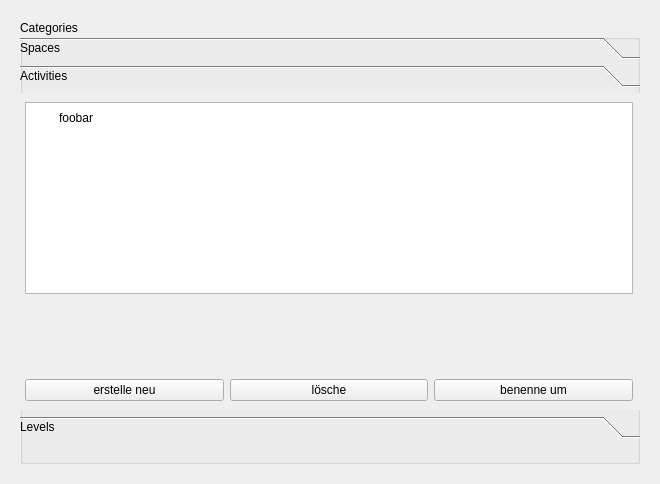
Old version of the form src/watnu/ui/settings.ui in the repository amogorkon/watnu.
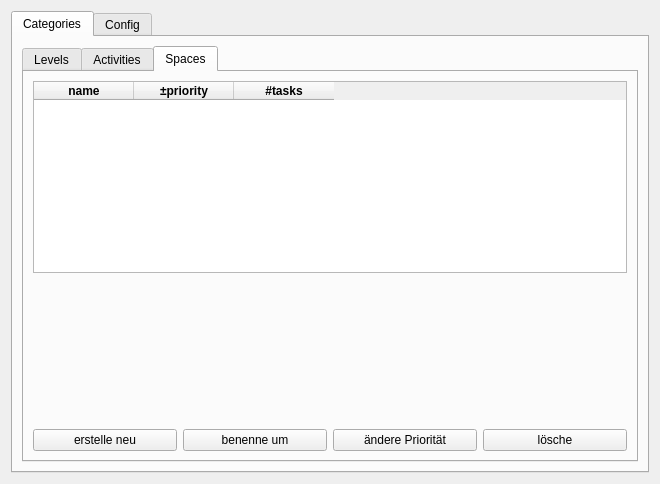
New version of the form.

```diff
--- a/src/watnu/ui/settings.ui
+++ b/src/watnu/ui/settings.ui
@@ -15,47 +15,33 @@
   </property>
   <layout class="QGridLayout" name="gridLayout">
    <item row="0" column="0">
-    <widget class="QStackedWidget" name="toolbar">
-     <property name="frameShape">
-      <enum>QFrame::NoFrame</enum>
-     </property>
+    <widget class="QTabWidget" name="toolbar">
      <property name="currentIndex">
       <number>0</number>
      </property>
-     <widget class="QWidget" name="categories_tab">
+     <widget class="QWidget" name="toolbarPage1" native="true">
+      <attribute name="title">
+       <string>Categories</string>
+      </attribute>
       <layout class="QGridLayout" name="gridLayout_2">
        <item row="0" column="0" colspan="2">
-        <widget class="QGroupBox" name="groupBox">
-         <property name="title">
-          <string>Categories</string>
-         </property>
-         <widget class="QToolBox" name="toolBox">
-          <property name="geometry">
-           <rect>
-            <x>-4</x>
-            <y>17</y>
-            <width>626</width>
-            <height>401</height>
-           </rect>
-          </property>
+        <widget class="QTabWidget" name="activities">
           <property name="currentIndex">
-           <number>1</number>
-          </property>
-          <widget class="QWidget" name="spaces_page">
-           <property name="geometry">
-            <rect>
-             <x>0</x>
-             <y>0</y>
-             <width>626</width>
-             <height>320</height>
-            </rect>
-           </property>
-           <attribute name="label">
-            <string>Spaces</string>
-           </attribute>
-           <layout class="QVBoxLayout" name="verticalLayout_2">
-            <item>
-             <widget class="QTableView" name="spaces_table">
+          <number>2</number>
+         </property>
+         <widget class="QWidget" name="tab_2">
+          <attribute name="title">
+           <string>Levels</string>
+          </attribute>
+          <widget class="QTableView" name="levels_table">
+           <property name="geometry">
+            <rect>
+             <x>0</x>
+             <y>10</y>
+             <width>611</width>
+             <height>311</height>
+            </rect>
+           </property>
               <property name="sizePolicy">
                <sizepolicy hsizetype="Maximum" vsizetype="Maximum">
                 <horstretch>0</horstretch>
@@ -69,29 +55,12 @@
                <bool>false</bool>
               </property>
              </widget>
-            </item>
-            <item>
-             <widget class="QPushButton" name="delete_unused">
-              <property name="text">
-               <string>lösche ungenutzte</string>
-              </property>
-             </widget>
-            </item>
-           </layout>
-          </widget>
-          <widget class="QWidget" name="activities_page">
-           <property name="geometry">
-            <rect>
-             <x>0</x>
-             <y>0</y>
-             <width>626</width>
-             <height>320</height>
-            </rect>
-           </property>
-           <attribute name="label">
+         </widget>
+         <widget class="QWidget" name="tab_3">
+          <attribute name="title">
             <string>Activities</string>
            </attribute>
-           <layout class="QVBoxLayout" name="verticalLayout">
+          <layout class="QVBoxLayout" name="verticalLayout_2">
             <item>
              <widget class="QTableWidget" name="activities_table">
               <property name="font">
@@ -134,7 +103,7 @@
                <bool>false</bool>
               </property>
               <property name="columnCount">
-               <number>3</number>
+              <number>4</number>
               </property>
               <attribute name="horizontalHeaderVisible">
                <bool>false</bool>
@@ -142,11 +111,11 @@
               <attribute name="verticalHeaderVisible">
                <bool>false</bool>
               </attribute>
-              <row>
+             <column>
                <property name="text">
-                <string>2</string>
-               </property>
-              </row>
+               <string>activity_id</string>
+              </property>
+             </column>
               <column>
                <property name="text">
                 <string>Name</string>
@@ -180,14 +149,6 @@
                 </font>
                </property>
               </column>
-              <item row="0" column="0">
-               <property name="text">
-                <string>foobar</string>
-               </property>
-               <property name="textAlignment">
-                <set>AlignCenter</set>
-               </property>
-              </item>
              </widget>
             </item>
             <item>
@@ -198,7 +159,7 @@
               <property name="sizeHint" stdset="0">
                <size>
                 <width>20</width>
-                <height>40</height>
+               <height>146</height>
                </size>
               </property>
              </spacer>
@@ -212,13 +173,26 @@
                 </property>
                </widget>
               </item>
+             <item>
+              <widget class="QPushButton" name="rename_activity">
+               <property name="text">
+                <string>benenne um</string>
+               </property>
+               <property name="autoDefault">
+                <bool>true</bool>
+               </property>
+              </widget>
+             </item>
               <item>
                <widget class="QPushButton" name="delete_activity">
                 <property name="text">
                  <string>lösche</string>
                 </property>
+               <property name="autoDefault">
+                <bool>true</bool>
+               </property>
                 <property name="default">
-                 <bool>true</bool>
+                <bool>false</bool>
                 </property>
                </widget>
               </item>
@@ -233,47 +207,154 @@
             </item>
            </layout>
           </widget>
-          <widget class="QWidget" name="levels_page">
-           <property name="geometry">
-            <rect>
-             <x>0</x>
-             <y>0</y>
-             <width>626</width>
-             <height>320</height>
-            </rect>
-           </property>
-           <attribute name="label">
-            <string>Levels</string>
-           </attribute>
-           <widget class="QTableView" name="levels_table">
-            <property name="geometry">
-             <rect>
-              <x>10</x>
-              <y>0</y>
-              <width>611</width>
-              <height>311</height>
-             </rect>
-            </property>
+         <widget class="QWidget" name="tab">
+          <attribute name="title">
+           <string>Spaces</string>
+          </attribute>
+          <layout class="QVBoxLayout" name="verticalLayout">
+           <item>
+            <widget class="QTableWidget" name="spaces_table">
             <property name="sizePolicy">
-             <sizepolicy hsizetype="Maximum" vsizetype="Maximum">
+              <sizepolicy hsizetype="Expanding" vsizetype="Expanding">
               <horstretch>0</horstretch>
               <verstretch>0</verstretch>
              </sizepolicy>
             </property>
+             <property name="autoFillBackground">
+              <bool>true</bool>
+             </property>
+             <property name="editTriggers">
+              <set>QAbstractItemView::DoubleClicked|QAbstractItemView::EditKeyPressed</set>
+             </property>
+             <property name="tabKeyNavigation">
+              <bool>false</bool>
+             </property>
+             <property name="showDropIndicator" stdset="0">
+              <bool>false</bool>
+             </property>
+             <property name="dragDropOverwriteMode">
+              <bool>false</bool>
+             </property>
+             <property name="selectionMode">
+              <enum>QAbstractItemView::SingleSelection</enum>
+             </property>
+             <property name="selectionBehavior">
+              <enum>QAbstractItemView::SelectRows</enum>
+             </property>
             <property name="sortingEnabled">
              <bool>true</bool>
             </property>
             <property name="wordWrap">
              <bool>false</bool>
             </property>
-           </widget>
-          </widget>
-         </widget>
-        </widget>
-       </item>
-      </layout>
-     </widget>
-     <widget class="QWidget" name="config_tab">
+             <attribute name="verticalHeaderVisible">
+              <bool>false</bool>
+             </attribute>
+             <column>
+              <property name="text">
+               <string>name</string>
+              </property>
+              <property name="font">
+               <font>
+                <weight>75</weight>
+                <bold>true</bold>
+               </font>
+              </property>
+              <property name="textAlignment">
+               <set>AlignCenter</set>
+              </property>
+             </column>
+             <column>
+              <property name="text">
+               <string>±priority</string>
+              </property>
+              <property name="font">
+               <font>
+                <weight>75</weight>
+                <bold>true</bold>
+               </font>
+              </property>
+              <property name="textAlignment">
+               <set>AlignCenter</set>
+              </property>
+             </column>
+             <column>
+              <property name="text">
+               <string>#tasks</string>
+              </property>
+              <property name="font">
+               <font>
+                <weight>75</weight>
+                <bold>true</bold>
+               </font>
+              </property>
+              <property name="textAlignment">
+               <set>AlignCenter</set>
+              </property>
+             </column>
+            </widget>
+           </item>
+           <item>
+            <spacer name="verticalSpacer_2">
+             <property name="orientation">
+              <enum>Qt::Vertical</enum>
+             </property>
+             <property name="sizeHint" stdset="0">
+              <size>
+               <width>20</width>
+               <height>40</height>
+              </size>
+             </property>
+            </spacer>
+           </item>
+           <item>
+            <layout class="QHBoxLayout" name="horizontalLayout_2">
+             <item>
+              <widget class="QPushButton" name="create_space">
+               <property name="text">
+                <string>erstelle neu</string>
+               </property>
+              </widget>
+             </item>
+             <item>
+              <widget class="QPushButton" name="rename_space">
+               <property name="text">
+                <string>benenne um</string>
+               </property>
+               <property name="autoDefault">
+                <bool>true</bool>
+               </property>
+              </widget>
+             </item>
+             <item>
+              <widget class="QPushButton" name="set_prio_space">
+               <property name="text">
+                <string>ändere Priorität</string>
+               </property>
+              </widget>
+             </item>
+             <item>
+              <widget class="QPushButton" name="delete_space">
+               <property name="text">
+                <string>lösche</string>
+               </property>
+               <property name="autoDefault">
+                <bool>true</bool>
+               </property>
+              </widget>
+             </item>
+            </layout>
+           </item>
+          </layout>
+         </widget>
+        </widget>
+       </item>
+      </layout>
+     </widget>
+     <widget class="QWidget" name="toolbarPage2" native="true">
+      <attribute name="title">
+       <string>Config</string>
+      </attribute>
       <layout class="QHBoxLayout" name="horizontalLayout">
        <item>
         <widget class="QGroupBox" name="default_settings">
```
Left out of the diff: 7 changed lines with no effect on the pictures. Lines whose indentation alone changed are shown as unchanged.
